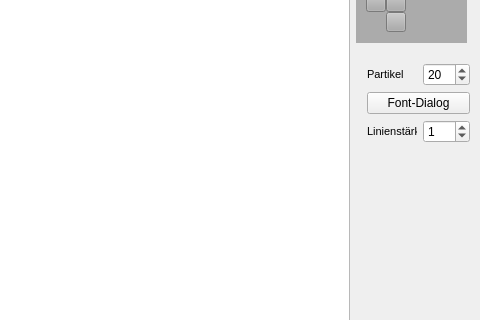
Before: the Qt Designer form PaintIt/mainwindow.ui in HTLWIENWEST-POS-HEIA/PaintIt, drawn with Qt 5; both pictures show x 684 to 1164 and y 324 to 644 of the 1164 by 835 pixel window.
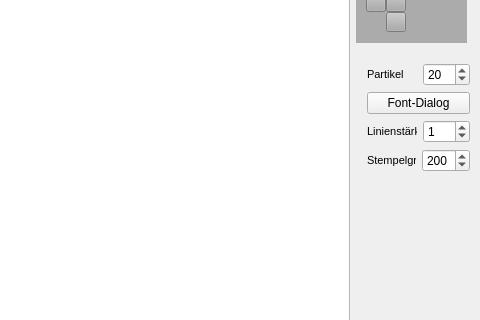
After: the same form once the commit is applied. Icons and pictures are not drawn.

```diff
--- a/PaintIt/mainwindow.ui
+++ b/PaintIt/mainwindow.ui
@@ -451,6 +451,38 @@
        </item>
       </layout>
      </item>
+     <item>
+      <layout class="QHBoxLayout" name="horizontalLayout_4">
+       <item>
+        <widget class="QLabel" name="lblRadius_3">
+         <property name="font">
+          <font>
+           <pointsize>8</pointsize>
+          </font>
+         </property>
+         <property name="text">
+          <string>Stempelgröße</string>
+         </property>
+        </widget>
+       </item>
+       <item>
+        <widget class="QSpinBox" name="spinBox_stampSize">
+         <property name="sizePolicy">
+          <sizepolicy hsizetype="Fixed" vsizetype="Fixed">
+           <horstretch>0</horstretch>
+           <verstretch>0</verstretch>
+          </sizepolicy>
+         </property>
+         <property name="maximum">
+          <number>1000</number>
+         </property>
+         <property name="value">
+          <number>200</number>
+         </property>
+        </widget>
+       </item>
+      </layout>
+     </item>
      <item>
       <spacer name="verticalSpacer">
        <property name="orientation">
```
Left out of the diff: 2 changed lines with no effect on the pictures.
